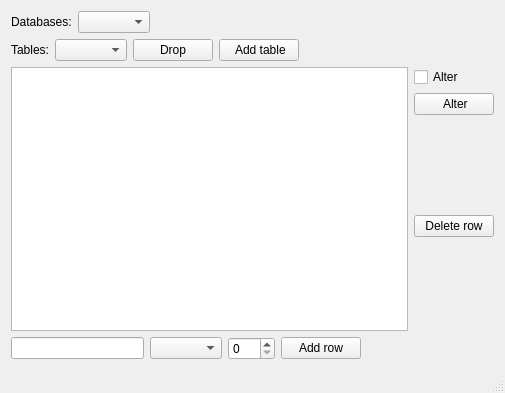
Above: mainwindow.ui from maximillian2/database-mysql-editor before the change. Below: the same form after it.
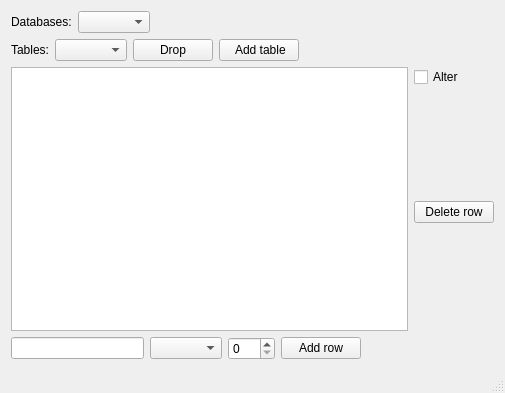
That is the form after the change.

```diff
--- a/mainwindow.ui
+++ b/mainwindow.ui
@@ -113,16 +113,6 @@
             </property>
            </widget>
           </item>
-          <item>
-           <widget class="QPushButton" name="alterButton">
-            <property name="text">
-             <string> Alter</string>
-            </property>
-            <property name="checkable">
-             <bool>false</bool>
-            </property>
-           </widget>
-          </item>
           <item>
            <spacer name="verticalSpacer">
             <property name="orientation">
```
Left out of the diff: 4 changed lines with no effect on the pictures.
